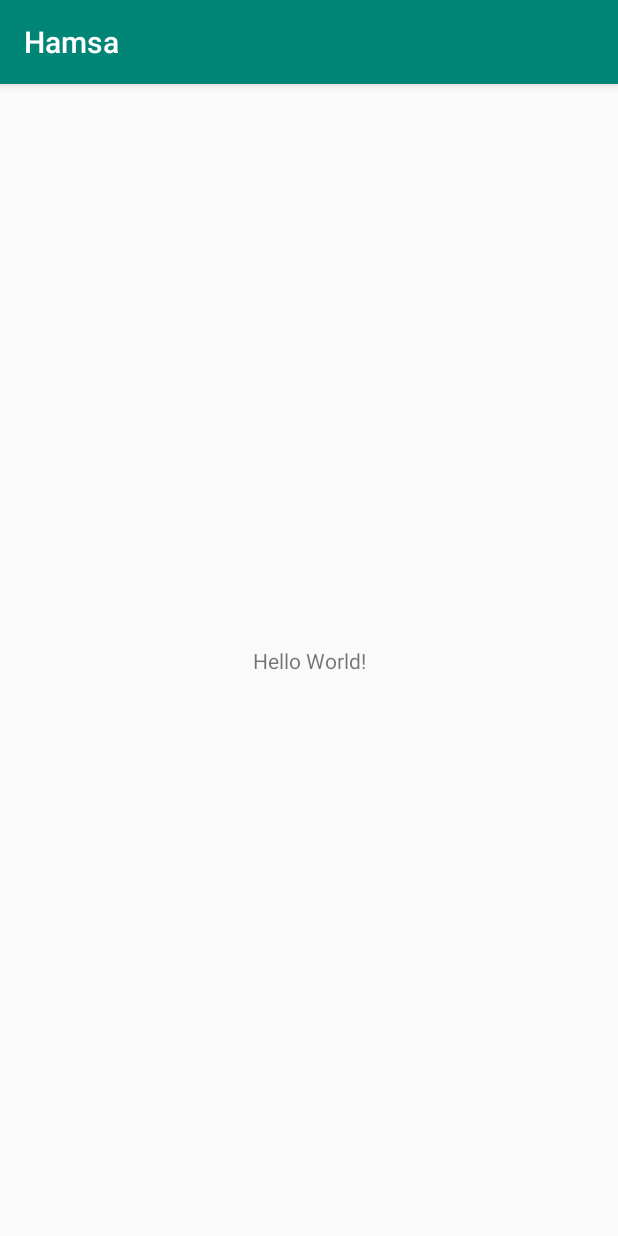
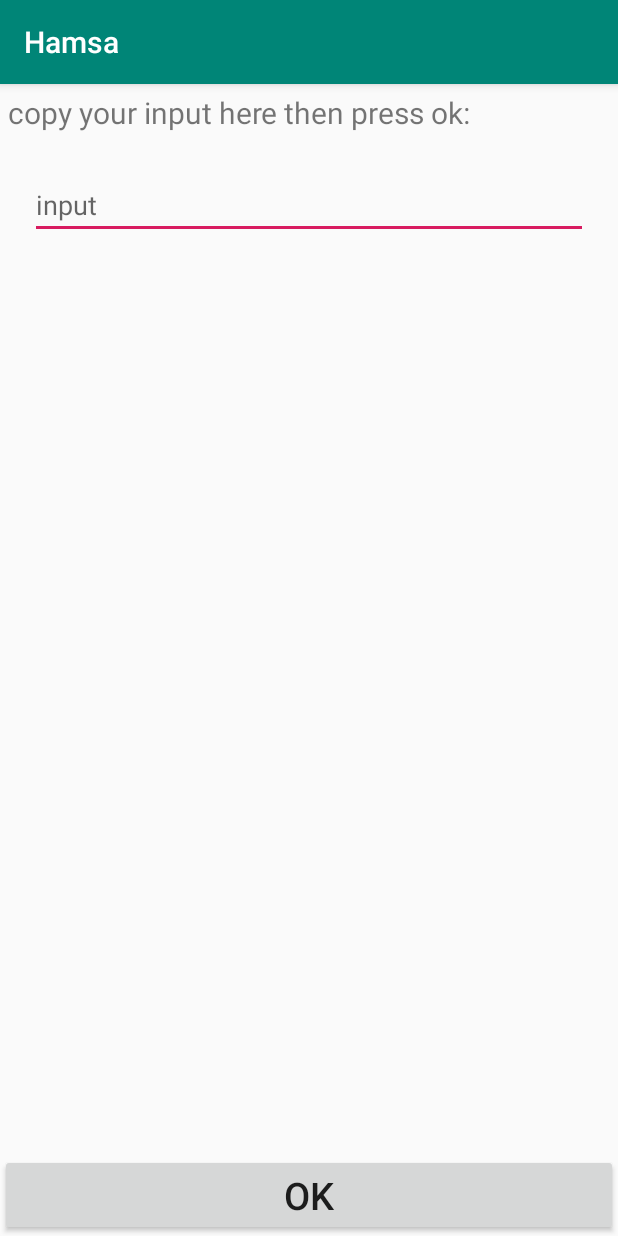
Before and after one commit to arezookaramooz/HamsaProject, an Android app: the screen it shows after launch (MainActivity), on a phone screen of 412 x 824 dp. Run offline under Robolectric (Android 15) with nearby library versions, the phone set to English and light mode, and no system bars.

```diff
--- a/app/src/main/AndroidManifest.xml
+++ b/app/src/main/AndroidManifest.xml
@@ -16,6 +16,7 @@
                 <category android:name="android.intent.category.LAUNCHER" />
             </intent-filter>
         </activity>
+        <activity android:name=".ProfileActivity"></activity>
     </application>
 
 </manifest>
--- a/app/src/main/java/com/example/arezookaramooz/hamsa/MainActivity.java
+++ b/app/src/main/java/com/example/arezookaramooz/hamsa/MainActivity.java
@@ -1,13 +1,34 @@
 package com.example.arezookaramooz.hamsa;
 
-        import android.support.v7.app.AppCompatActivity;
-        import android.os.Bundle;
+import android.content.Intent;
+import android.support.v7.app.AppCompatActivity;
+import android.os.Bundle;
+import android.util.Log;
+import android.view.View;
+import android.widget.Button;
+import android.widget.EditText;
 
 public class MainActivity extends AppCompatActivity {
+    EditText inputEditText;
+    String inputText;
 
     @Override
     protected void onCreate(Bundle savedInstanceState) {
         super.onCreate(savedInstanceState);
-        setContentView(R.layout.activity_main);
+        setContentView(R.layout.hamsa_main_activity);
+
+        inputEditText = findViewById(R.id.input_edit_text);
+        Button okButton = findViewById(R.id.ok_button);
+
+        okButton.setOnClickListener(new View.OnClickListener() {
+            @Override
+            public void onClick(View v) {
+                inputText = inputEditText.getText().toString();
+                Intent myIntent = new Intent(MainActivity.this, ProfileActivity.class);
+                myIntent.putExtra("inputString", inputText);
+                Log.d("MainActivity", "inputText is: " + inputText);
+                MainActivity.this.startActivity(myIntent);
+            }
+        });
     }
 }
--- a/app/src/main/res/layout/hamsa_main_activity.xml
+++ b/app/src/main/res/layout/hamsa_main_activity.xml
@@ -3,7 +3,33 @@
     android:orientation="vertical" android:layout_width="match_parent"
     android:layout_height="match_parent">
 
+<TextView
+    android:layout_width="match_parent"
+    android:layout_height="wrap_content"
+    android:text="copy your input here then press ok:"
+    android:textSize="20dp"
+    android:layout_margin="5dp"/>
 
+<EditText
+    android:layout_width="match_parent"
+    android:layout_height="wrap_content"
+    android:layout_margin="20dp"
+    android:hint="input"
+    android:id="@+id/input_edit_text"/>
 
+    <LinearLayout
+        android:layout_width="match_parent"
+        android:layout_height="match_parent"
+        android:orientation="vertical"
+        android:gravity="bottom">
+
+        <Button
+            android:layout_width="match_parent"
+            android:layout_height="wrap_content"
+            android:textSize="25dp"
+            android:text="OK"
+            android:id="@+id/ok_button"/>
+
+    </LinearLayout>
 
 </LinearLayout>
```
Also changed, not shown: app/src/main/java/com/example/arezookaramooz/hamsa/ProfileActivity.java (added, +130 -0 lines), app/src/main/res/layout/activity_profile.xml (added, +7 -0 lines), app/gradle/wrapper/gradle-wrapper.properties (added), 4 other files.
